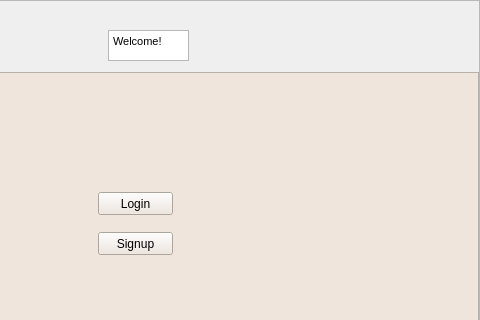
First picture: the form in login_signup.ui, repository prabhav131/DesktopApp_Autoclicker, before the edit; both pictures show x 182 to 662 and y 0 to 320 of the 662 by 533 pixel window.
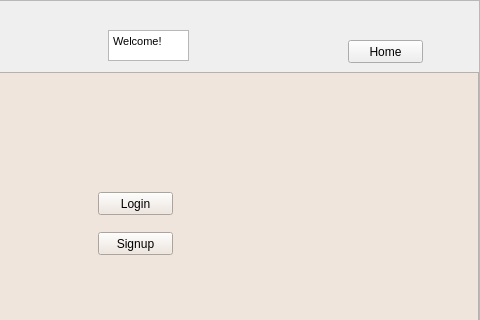
Second picture: the form after the edit.

Commit message: user can attempt multiple login/signup attempts and can go to home screen from login/signup page

What changed in the file:
```diff
--- a/login_signup.ui
+++ b/login_signup.ui
@@ -117,6 +117,19 @@
 &lt;p style=&quot; margin-top:0px; margin-bottom:0px; margin-left:0px; margin-right:0px; -qt-block-indent:0; text-indent:0px;&quot;&gt;Welcome!&lt;/p&gt;&lt;/body&gt;&lt;/html&gt;</string>
        </property>
       </widget>
+      <widget class="QPushButton" name="gotohome">
+       <property name="geometry">
+        <rect>
+         <x>530</x>
+         <y>40</y>
+         <width>75</width>
+         <height>23</height>
+        </rect>
+       </property>
+       <property name="text">
+        <string>Home</string>
+       </property>
+      </widget>
      </widget>
     </item>
    </layout>
```
The commit also changes 5 other files.
